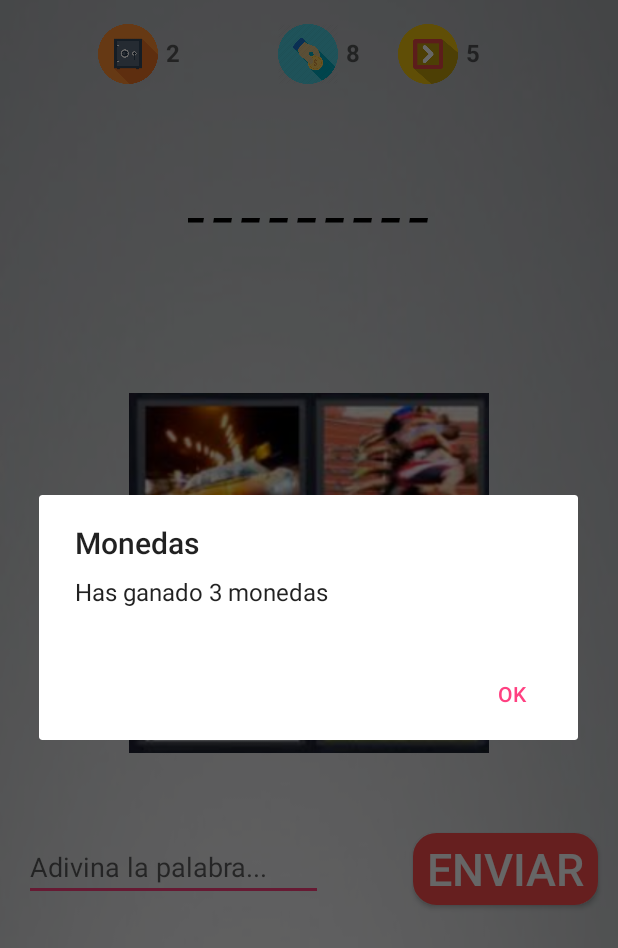
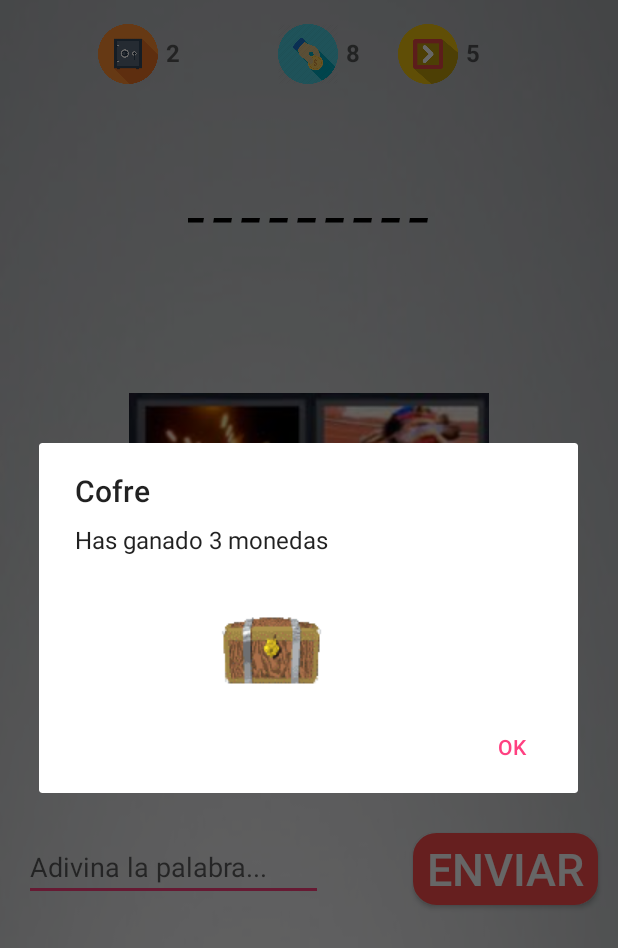
Before and after one commit to Elderneko/OSystem, an Android app: the MainActivity screen opened directly, with no data from a screen before it, after a tap on an icon or button, on a phone screen of 412 x 824 dp. Shown: the top 948 px of the screen. Run offline under Robolectric (Android 15) with nearby library versions, the phone set to English and light mode, and no system bars.

Commit message:
Beta 1.4.6
Actualizacion
(Sigo probando como funciona pero la actualizacion es real)

```diff
--- a/app/src/main/java/com/example/caesar/osystem/MainActivity.java
+++ b/app/src/main/java/com/example/caesar/osystem/MainActivity.java
@@ -5,6 +5,8 @@ import android.content.DialogInterface;
 import android.support.v7.app.AlertDialog;
 import android.support.v7.app.AppCompatActivity;
 import android.os.Bundle;
+import android.view.Display;
+import android.view.LayoutInflater;
 import android.view.View;
 import android.view.WindowManager;
 import android.widget.ImageView;
@@ -17,12 +19,13 @@ import android.widget.Toast;
 public class MainActivity extends AppCompatActivity {
 
     private ImageView imagen;
-    private TextView vidas,monedas,textoPista,cofres;
+    private TextView vidas, monedas, textoPista, cofres;
     private EditText respuesta;
-    private Button botonPista,botonEnviar, botonSaltar;
-    private int saltosAux,monedasAux,cofreIntentos, contadorPistas;
-    private ArrayList<String> lista=new ArrayList<String>();
-    private String solucion,solucionEdit;
+    private Button botonPista, botonEnviar, botonSaltar;
+    private int saltosAux, monedasAux, cofreIntentos, contadorPistas;
+    private ArrayList<String> lista = new ArrayList<String>();
+    private String solucion, solucionEdit;
+    private android.view.View vista;
 
     @Override
     protected void onCreate(Bundle savedInstanceState) {
@@ -34,26 +37,26 @@ public class MainActivity extends AppCompatActivity {
         getSupportActionBar().hide(); // Oculta Titulo de la ventana
 
         // Cambiar esto en funcion de la dificultad
-        saltosAux=5; // Vidas del jugador
-        monedasAux=5; // Monedas del jugador
-        cofreIntentos=3; // Cofres del jugador
+        saltosAux = 5; // Vidas del jugador
+        monedasAux = 5; // Monedas del jugador
+        cofreIntentos = 3; // Cofres del jugador
 
-        //Puntuaciones finales
+        //Puntuaciones
         //contadorFallos=0;
         //contadorAciertos=0;
         //cofresUsados=0;
-        contadorPistas=0; // No modificar
+        contadorPistas = 0; // No modificar
 
         //
-        botonPista=(Button) findViewById(R.id.pista);
-        botonEnviar=(Button) findViewById(R.id.enviar);
-        imagen=(ImageView) findViewById(R.id.imagen);
-        botonSaltar=(Button) findViewById(R.id.aa);
-        vidas=(TextView) findViewById(R.id.vidas);
-        monedas=(TextView) findViewById(R.id.monedas);
-        cofres=(TextView) findViewById(R.id.cofres);
-        respuesta=(EditText) findViewById(R.id.respuesta);
-        textoPista=(TextView) findViewById(R.id.textoPista);
+        botonPista = (Button) findViewById(R.id.pista);
+        botonEnviar = (Button) findViewById(R.id.enviar);
+        imagen = (ImageView) findViewById(R.id.imagen);
+        botonSaltar = (Button) findViewById(R.id.aa);
+        vidas = (TextView) findViewById(R.id.vidas);
+        monedas = (TextView) findViewById(R.id.monedas);
+        cofres = (TextView) findViewById(R.id.cofres);
+        respuesta = (EditText) findViewById(R.id.respuesta);
+        textoPista = (TextView) findViewById(R.id.textoPista);
 
         // Nombres a adivinar, los archivos tienen el mismo nombre pero en minuscula
         lista.add("Abierto");
@@ -90,26 +93,26 @@ public class MainActivity extends AppCompatActivity {
         cofres.setText(Integer.toString(cofreIntentos));
 
         // Primera interaccion automatica
-        solucion=randomImage();
-        solucionEdit=cambiaString(solucion);
+        solucion = randomImage();
+        solucionEdit = cambiaString(solucion);
         textoPista.setText(solucionEdit);
 
         botonEnviar.setOnClickListener(new View.OnClickListener() {
             @Override
             public void onClick(View v) {
-                String respuestaAux=respuesta.getText().toString();
+                String respuestaAux = respuesta.getText().toString();
                 respuesta.setText("");
-                if(respuestaAux.equals("")){ // Si no se escribe nada
-                    creaAlerta("Error","No me has dicho ninguna palabra").show();
-                } else if(respuestaAux.equalsIgnoreCase(solucion)){
+                if (respuestaAux.equals("")) { // Si no se escribe nada
+                    creaAlerta("Error", "No me has dicho ninguna palabra").show();
+                } else if (respuestaAux.equalsIgnoreCase(solucion)) {
                     monedas(true); // Si la solucion es correcta se añade una moneda
-                    solucion=randomImage();
-                    if(solucion!=null){
-                        solucionEdit=cambiaString(solucion);
+                    solucion = randomImage();
+                    if (solucion != null) {
+                        solucionEdit = cambiaString(solucion);
                         textoPista.setText(solucionEdit);
                     }
-                } else{
-                    creaAlerta("Fallo","Respuesta incorrecta");
+                } else {
+                    creaMensaje("Respuesta incorrecta");
                 }
             }
         });
@@ -118,11 +121,11 @@ public class MainActivity extends AppCompatActivity {
             @Override
             public void onClick(View v) {
                 contadorPistas++;
-                if(monedasAux<1){
+                if (monedasAux < 1) {
                     monedas(false);
                 } else {
                     monedas(false);
-                    solucionEdit=letraRandom(solucion, solucionEdit);
+                    solucionEdit = letraRandom(solucion, solucionEdit);
                     textoPista.setText(solucionEdit);
                 }
             }
@@ -131,11 +134,11 @@ public class MainActivity extends AppCompatActivity {
         botonSaltar.setOnClickListener(new View.OnClickListener() {
             @Override
             public void onClick(View v) {
-                if(saltosAux<1){
-                    creaAlerta("Saltos","No te quedan saltos").show();
+                if (saltosAux < 1) {
+                    creaAlerta("Saltos", "No te quedan saltos").show();
                 } else {
                     solucion = randomImage();
-                    solucionEdit=cambiaString(solucion);
+                    solucionEdit = cambiaString(solucion);
                     textoPista.setText(solucionEdit);
                     saltos(false);
                 }
@@ -148,20 +151,21 @@ public class MainActivity extends AppCompatActivity {
     /**
      * Metodo que muestra una imagen random de todas la que tenemos "almacenadas"
      * en el arraylist lista
+     *
      * @return devuelve el valor de la imagen
      */
-    public String randomImage(){
-        if(lista.size()>16){ // TODO Controla el numero de preguntas
-            int random=(int)(Math.random()*lista.size());
-            String nombre=lista.get(random).toLowerCase();
-            int resID= getResources().getIdentifier(nombre,"drawable",getPackageName());
+    public String randomImage() {
+        if (lista.size() > 16) { // TODO Controla el numero de preguntas
+            int random = (int) (Math.random() * lista.size());
+            String nombre = lista.get(random).toLowerCase();
+            int resID = getResources().getIdentifier(nombre, "drawable", getPackageName());
             imagen.setImageResource(resID);
             imagen.setVisibility(View.VISIBLE);
             lista.remove(random);
             return nombre;
-        } else{
+        } else {
             // Puntuaciones
-            creaAlerta("Juego finalizado","Pistas usadas: "+ contadorPistas).show();
+            creaAlerta("Juego finalizado", "Pistas usadas: " + contadorPistas).show();
             botonEnviar.setEnabled(false);
             botonPista.setEnabled(false);
             respuesta.setEnabled(false); // Si el numero de preguntas se supera se acaba el juego
@@ -171,12 +175,13 @@ public class MainActivity extends AppCompatActivity {
 
     /**
      * Metodo auxiliar para crear DialogAlert en pantalla
-     * @param titulo titulo de la ventana
+     *
+     * @param titulo  titulo de la ventana
      * @param mensaje mensaje que queremos mostrar
      * @return un dialogo, hay que usar .show() para que se muestre en pantalla
      */
-    public Dialog creaAlerta(String titulo, String mensaje){
-        AlertDialog.Builder builder=new AlertDialog.Builder(this);
+    public Dialog creaAlerta(String titulo, String mensaje) {
+        AlertDialog.Builder builder = new AlertDialog.Builder(this);
         builder.setMessage(mensaje).setTitle(titulo);
         builder.setPositiveButton("Ok", new DialogInterface.OnClickListener() {
             @Override
@@ -189,26 +194,28 @@ public class MainActivity extends AppCompatActivity {
 
     /**
      * Metodo auxiliar para crear Toast.makeText en pantalla
+     *
      * @param mensaje
      */
-    public void creaMensaje(String mensaje){
+    public void creaMensaje(String mensaje) {
         Toast.makeText(this, mensaje, Toast.LENGTH_SHORT).show();
     }
 
     /**
      * Actualiza contador de vidas
+     *
      * @param decision false para restar una moneda, true para sumar una moneda
      */
-    public void saltos(boolean decision){
-        if(saltosAux>1) {
-            if(decision==false){
+    public void saltos(boolean decision) {
+        if (saltosAux > 1) {
+            if (decision == false) {
                 saltosAux = saltosAux - 1;
-                creaMensaje("Te quedan "+saltosAux+" saltos");
-            }else{
+                creaMensaje("Te quedan " + saltosAux + " saltos");
+            } else {
                 saltosAux = saltosAux + 1;
             }
             vidas.setText(Integer.toString(saltosAux));
-        } else{
+        } else {
             saltosAux = saltosAux - 1;
             vidas.setText(Integer.toString(saltosAux));
         }
@@ -216,25 +223,27 @@ public class MainActivity extends AppCompatActivity {
 
     /**
      * Actualiza contador de monedas
+     *
      * @param decision, false para restar una moneda, true para sumar una moneda
      */
-    public void monedas(boolean decision){
-        if(decision==false && monedasAux>0){ // Si quiero restar y tengo saldo, lo hago
+    public void monedas(boolean decision) {
+        if (decision == false && monedasAux > 0) { // Si quiero restar y tengo saldo, lo hago
             monedasAux = monedasAux - 1;
             monedas.setText(Integer.toString(monedasAux));
             creaMensaje("Has usado una moneda");
-        } else if(decision==true){ // Si quiero sumar, sumo
+        } else if (decision == true) { // Si quiero sumar, sumo
             monedasAux = monedasAux + 1;
             monedas.setText(Integer.toString(monedasAux));
             creaMensaje("Has ganado una moneda");
-        } else{ // Si quiero restar y no tengo saldo, mensajito
+        } else { // Si quiero restar y no tengo saldo, mensajito
             monedas.setText(Integer.toString(monedasAux));
-            creaAlerta("Monedas","Te has quedado sin monedas").show();
+            creaAlerta("Monedas", "Te has quedado sin monedas").show();
         }
     }
 
     /**
      * Cambia los caracteres de un string por "_ "
+     *
      * @param palabra Palabra a modificar
      * @return Palabra modificada
      */
@@ -251,32 +260,86 @@ public class MainActivity extends AppCompatActivity {
 
     /**
      * Revela un caracter aleatorio de la palabra que hay que adivinar
-     * @param palabra Palabra solucion
+     *
+     * @param palabra     Palabra solucion
      * @param palabraEdit cambiaString(palabra)
      * @return palabraEdit con una letra revelada
      */
     public String letraRandom(String palabra, String palabraEdit) {
-        int random=(int)(Math.random()*palabra.length());
-        if(palabraEdit.charAt(random*2)=='_') { // Si la palabra es un '_'
+        int random = (int) (Math.random() * palabra.length());
+        if (palabraEdit.charAt(random * 2) == '_') { // Si la palabra es un '_'
             // Sustituye el '_' por una letra aleatoria
-            palabraEdit= palabraEdit.substring(0,random*2)+palabra.charAt(random)+palabraEdit.substring(random*2+1,palabraEdit.length());
+            palabraEdit = palabraEdit.substring(0, random * 2) + palabra.charAt(random) + palabraEdit.substring(random * 2 + 1, palabraEdit.length());
         } else { // Si no, significa que la letra esta repetida y vuelve a lanzar la funcion
-            palabraEdit=letraRandom(palabra, palabraEdit);
+            palabraEdit = letraRandom(palabra, palabraEdit);
         }
         return palabraEdit;
     }
 
     public void cofre(View v) {
-        if (cofreIntentos>0){
+        if (cofreIntentos > 0) {
             cofreIntentos--;
             cofres.setText(Integer.toString(cofreIntentos));
-            int nalt=(int)(Math.random() * 4 + 1); // Rango: 1-5
+            int nalt = (int) (Math.random() * 4 + 1); // Rango: 1-5
             monedas.setText(String.valueOf(monedasAux));
             monedasAux = monedasAux + nalt;
             monedas.setText(Integer.toString(monedasAux));
-            creaAlerta("Monedas", "Has ganado " + String.valueOf(nalt) + " monedas").show();
-        }else{
-            creaAlerta("Cofres","No te quedan mas cofres").show();
+            //creaAlerta("Monedas", "Has ganado " + String.valueOf(nalt) + " monedas").show();
+
+            LayoutInflater imagen_alert = LayoutInflater.from(MainActivity.this);
+            final View vista = imagen_alert.inflate(R.layout.gif, null);
+
+
+
+            AlertDialog.Builder titulo = new AlertDialog.Builder(MainActivity.this);
+            titulo.setMessage("Has ganado " + String.valueOf(nalt) + " monedas");
+
+            titulo.setPositiveButton("Ok", new DialogInterface.OnClickListener() {
+                @Override
+                public void onClick(DialogInterface dialog, int which) {
+
+                }
+            });
+
+
+            titulo.setTitle("Cofre");
+            titulo.setView(vista);
+            titulo.show();
+
+
+
+
+
+        } else {
+
+
+            LayoutInflater imagen_alert = LayoutInflater.from(MainActivity.this);
+            final View vista = imagen_alert.inflate(R.layout.cofre, null);
+
+
+
+            AlertDialog.Builder titulo = new AlertDialog.Builder(MainActivity.this);
+            titulo.setMessage("No te quedan mas cofres");
+
+            titulo.setPositiveButton("Ok", new DialogInterface.OnClickListener() {
+                @Override
+                public void onClick(DialogInterface dialog, int which) {
+
+                }
+            });
+
+
+
+            titulo.setTitle("Cofre");
+            titulo.setView(vista);
+            titulo.show();
+
+
         }
+
+
+
+
+
     }
 }
--- /dev/null
+++ b/app/src/main/res/layout/gif.xml
@@ -0,0 +1,17 @@
+<?xml version="1.0" encoding="utf-8"?>
+<LinearLayout xmlns:android="http://schemas.android.com/apk/res/android"
+    android:orientation="vertical" android:layout_width="match_parent"
+    android:layout_height="match_parent">
+
+    <pl.droidsonroids.gif.GifImageView
+        android:layout_width="wrap_content"
+        android:layout_height="wrap_content"
+        android:src="@drawable/cofre_gif"
+        android:layout_marginLeft="110dp"
+        android:layout_marginRight="110dp"
+        android:layout_marginBottom="10dp"
+
+        />
+
+
+</LinearLayout>
```
Also changed, not shown: app/src/main/java/com/example/caesar/osystem/Dificil.java (+7 -4 lines), app/src/main/res/layout/cofre.xml (added, +17 -0 lines), app/src/main/res/drawable/cofre_gif.gif (added), 1 other file.
